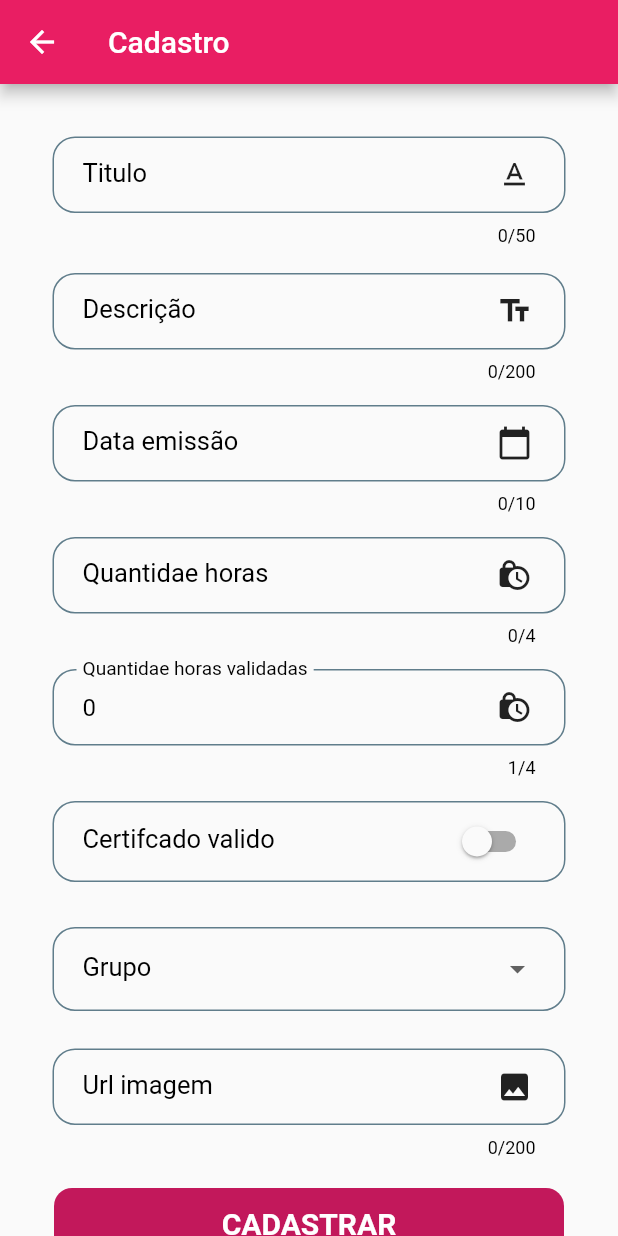
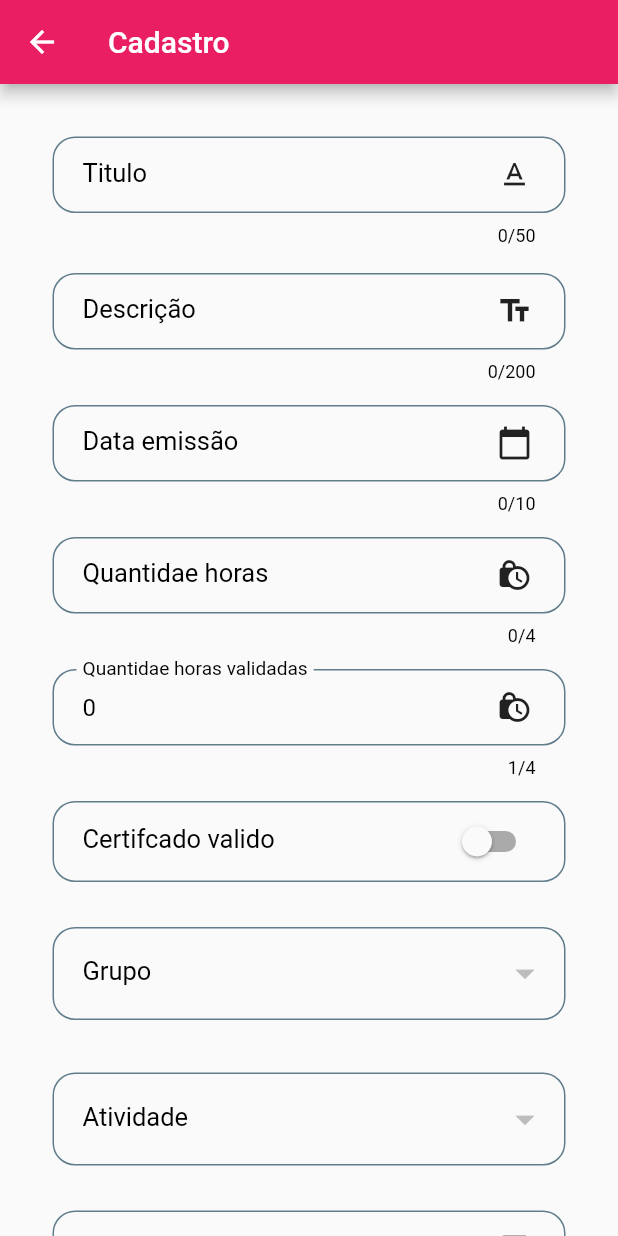
Before and after one commit to mateusbarbeiro/arq_limpa, a Flutter app: the screen it shows after launch, after a tap on the "add" icon, on a phone screen of 412 x 824 dp. Run offline on Flutter 3.47's test engine with Material 2 defaults, Android fonts, the light colour scheme and no system bars; our stand-ins replace get_it, mask_text_input_formatter, sqflite; missing offline and left inert: mailer; accounts and stored records are empty.

Commit message:
busca de atividades e categoria

```diff
--- /dev/null
+++ b/lib/aplicacao/views/certificado/controller/atividade_controller.dart
@@ -0,0 +1,23 @@
+import 'package:arq_limpa/aplicacao/views/certificado/certificado_form_page.dart';
+import 'package:arq_limpa/domain/dto/certificado_dto.dart';
+import 'package:arq_limpa/domain/interfaces/dao/i_certificado_dao.dart';
+import 'package:flutter/material.dart';
+import 'package:get_it/get_it.dart';
+
+import '../../../../domain/dto/atividade_dto.dart';
+import '../../../../domain/dto/grupo_dto.dart';
+import '../../../../domain/interfaces/dao/i_atividade_dao.dart';
+import '../../../../domain/interfaces/dao/i_grupo_dao.dart';
+
+class AtividadeController {
+  final formKey = GlobalKey<FormState>();
+  final IAtividadeDao _service = GetIt.I.get<IAtividadeDao>();
+
+  Future<List<AtividadeDto>> get allAtividades async {
+    return _service.getAll();
+  }
+
+  Future<List<AtividadeDto>> atividadesDoGrupo(int id) async {
+    return await _service.getByGrupoId(id);
+  }
+}
--- a/lib/aplicacao/views/certificado/controller/certificado_controller.dart
+++ b/lib/aplicacao/views/certificado/controller/certificado_controller.dart
@@ -1,5 +1,8 @@
 import 'package:arq_limpa/aplicacao/views/certificado/certificado_form_page.dart';
+import 'package:arq_limpa/domain/dto/atividade_dto.dart';
 import 'package:arq_limpa/domain/dto/certificado_dto.dart';
+import 'package:arq_limpa/domain/dto/grupo_dto.dart';
+import 'package:arq_limpa/domain/entidades/atividade.dart';
 import 'package:arq_limpa/domain/interfaces/dao/i_certificado_dao.dart';
 import 'package:flutter/material.dart';
 import 'package:get_it/get_it.dart';
@@ -16,12 +19,8 @@ class CertificadoController {
   final certificadoValidadoController = TextEditingController();
   final urlImagemController = TextEditingController();
   bool status = false;
-  String? grupo;
-  List<String> grupos = [
-    "Grupo 1",
-    "Grupo 2",
-    "Grupo 3",
-  ];
+  GrupoDto? grupo;
+  AtividadeDto? atividade;
 
   Future<List<CertificadoDto>> get allCertificados async {
     return _service.getAll();
--- /dev/null
+++ b/lib/aplicacao/views/certificado/controller/grupo_controller.dart
@@ -0,0 +1,17 @@
+import 'package:arq_limpa/aplicacao/views/certificado/certificado_form_page.dart';
+import 'package:arq_limpa/domain/dto/certificado_dto.dart';
+import 'package:arq_limpa/domain/interfaces/dao/i_certificado_dao.dart';
+import 'package:flutter/material.dart';
+import 'package:get_it/get_it.dart';
+
+import '../../../../domain/dto/grupo_dto.dart';
+import '../../../../domain/interfaces/dao/i_grupo_dao.dart';
+
+class GrupoController {
+  final formKey = GlobalKey<FormState>();
+  final IGrupoDao _service = GetIt.I.get<IGrupoDao>();
+
+  Future<List<GrupoDto>> get allGrupos async {
+    return _service.getAll();
+  }
+}
--- a/lib/aplicacao/views/certificado/widgets/certificado_form_widget.dart
+++ b/lib/aplicacao/views/certificado/widgets/certificado_form_widget.dart
@@ -1,9 +1,14 @@
+import 'package:arq_limpa/aplicacao/views/certificado/controller/grupo_controller.dart';
 import 'package:arq_limpa/aplicacao/views/shared_widgets/botoes/botao_widget.dart';
 import 'package:arq_limpa/aplicacao/views/shared_widgets/botoes/custom_switch.dart';
 import 'package:arq_limpa/aplicacao/views/shared_widgets/inputs/app_dropdown_input.dart';
+import 'package:arq_limpa/aplicacao/views/shared_widgets/inputs/dropdown_field.dart';
 import 'package:arq_limpa/aplicacao/views/shared_widgets/inputs/input_data_widget.dart';
 import 'package:arq_limpa/aplicacao/views/shared_widgets/inputs/input_texto_widget.dart';
+import 'package:arq_limpa/domain/dto/grupo_dto.dart';
 import 'package:flutter/material.dart';
+import '../../../../domain/dto/atividade_dto.dart';
+import '../controller/atividade_controller.dart';
 import '../controller/certificado_controller.dart';
 import '../certificado_form_page.dart';
 
@@ -11,6 +16,21 @@ class CertificadoPageWidget extends State<CertificadoFormPage> {
   final formKey = GlobalKey<FormState>();
 
   final CertificadoController controller = CertificadoController();
+  final GrupoController grupoController = GrupoController();
+  final AtividadeController atividadeController = AtividadeController();
+  List<GrupoDto> grupos = [];
+  List<AtividadeDto> atividades = [];
+
+  @override
+  void initState() {
+    super.initState();
+
+    grupoController.allGrupos.then((value) {
+      setState(() {
+        grupos = value;
+      });
+    });
+  }
 
   @override
   Widget build(BuildContext context) {
@@ -31,7 +51,8 @@ class CertificadoPageWidget extends State<CertificadoFormPage> {
               inputHoras(),
               inputHorasValidas(),
               certificadoValido(),
-              inputCategoria(),
+              inputGrupo(),
+              inputAtividade(),
               inputUrl(),
               botaoCadastrar(),
             ],
@@ -140,22 +161,55 @@ class CertificadoPageWidget extends State<CertificadoFormPage> {
     );
   }
 
-  AppDropdownInput inputCategoria() {
-    return AppDropdownInput<String>(
-      paddingBottom: 0,
+  DropDownField inputAtividade() {
+    return DropDownField<AtividadeDto>(
       paddingTop: 30,
-      hintText: "Grupo",
-      options: controller.grupos,
+      getLabel: (x) => x.nome,
+      value: controller.atividade,
+      options: atividades,
+      onChanged: (d) {},
+      enabled: controller.grupo == null,
+      labelText: 'Atividade',
+    );
+  }
+
+  DropDownField inputGrupo() {
+    return DropDownField<GrupoDto>(
+      paddingTop: 30,
+      getLabel: (x) => x.nome,
       value: controller.grupo,
-      onChanged: (String? value) {
-        setState(() {
-          if (value != null) {
-            controller.grupo = value;
-          }
-        });
+      options: grupos,
+      onChanged: (d) {
+        getAtividade(d?.id ?? 1);
+        setState(() {});
       },
-      getLabel: (String value) => value,
+      labelText: 'Grupo',
     );
+    // return AppDropdownInput<String>(
+    //   paddingBottom: 0,
+    //   paddingTop: 30,
+    //   hintText: "Grupo",
+    //   options: controller.grupos,
+    //   value: controller.grupoId,
+    //   onChanged: (String? value) {
+    //     setState(() {
+    //       if (value != null) {
+    //         controller.grupo = value;
+    //       }
+    //     });
+    //   },
+    //   getLabel: (String value) => value,
+    // );
+  }
+
+  void getAtividade(int id) {
+    // setState(() {
+    atividadeController.atividadesDoGrupo(id).then((value) {
+      // setState(() {
+      atividades = value;
+      // });
+    });
+    // });
   }
 
   InputTextoWidget inputUrl() {
--- /dev/null
+++ b/lib/aplicacao/views/shared_widgets/inputs/dropdown_field.dart
@@ -0,0 +1,131 @@
+import 'package:flutter/material.dart';
+
+class DropDownField<T> extends StatelessWidget {
+  final String labelText;
+  final List<T> options;
+  final T? value;
+  final String Function(T) getLabel;
+  final void Function(T?) onChanged;
+  final double paddingBottom;
+  final double paddingTop;
+  final String? Function(T?)? validator;
+  final Color? backgroundColor;
+  final Color? textColor;
+  final bool enabled;
+
+  const DropDownField({
+    Key? key,
+    this.labelText = '',
+    this.options = const [],
+    required this.getLabel,
+    this.value,
+    required this.onChanged,
+    this.paddingBottom = 5,
+    this.paddingTop = 0,
+    this.validator,
+    this.backgroundColor,
+    this.textColor,
+    this.enabled = true,
+  }) : super(key: key);
+
+  @override
+  Widget build(BuildContext context) {
+    return Padding(
+      padding: EdgeInsets.only(
+        bottom: paddingBottom,
+        top: paddingTop,
+        left: 35,
+        right: 35,
+      ),
+      child: DropdownButtonFormField<T>(
+        items: options.map((T value) {
+          return DropdownMenuItem<T>(
+            value: value,
+            child: Text(
+              overflow: TextOverflow.ellipsis,
+              getLabel(value),
+            ),
+          );
+        }).toList(),
+        onChanged: !enabled ? null : onChanged,
+        value: value,
+        validator: validator,
+        elevation: 2,
+        style: TextStyle(
+          color: textColor ?? Colors.black,
+          fontSize: 16,
+        ),
+        isDense: true,
+        iconSize: 30.0,
+        iconEnabledColor: Theme.of(context).primaryColorDark,
+        borderRadius: BorderRadius.circular(10.0),
+        decoration: InputDecoration(
+          contentPadding: const EdgeInsets.symmetric(
+            horizontal: 20.0,
+            vertical: 16.0,
+          ),
+          labelText: labelText,
+          labelStyle: const TextStyle(
+            overflow: TextOverflow.ellipsis,
+            color: Colors.black,
+            fontWeight: FontWeight.w400,
+            fontSize: 17,
+          ),
+          focusedBorder: const OutlineInputBorder(
+            //Cor de quando clicar no campo
+            borderSide: BorderSide(
+              color: Colors.black,
+            ),
+            borderRadius: BorderRadius.all(
+              Radius.circular(15),
+            ),
+          ),
+          enabledBorder: const OutlineInputBorder(
+            borderRadius: BorderRadius.all(
+              Radius.circular(15),
+            ),
+            borderSide: BorderSide(color: Colors.blueGrey),
+          ),
+          border: const OutlineInputBorder(
+            borderRadius: BorderRadius.all(
+              Radius.circular(15),
+            ),
+          ),
+        ),
+        // decoration: InputDecoration(
+        //   contentPadding: const EdgeInsets.symmetric(
+        //     horizontal: 20.0,
+        //   ),
+        //   labelText: labelText,
+        //   labelStyle: TextStyle(
+        //     color: backgroundColor != null
+        //         ? Colors.white
+        //         : Theme.of(context).primaryColor,
+        //     fontWeight: FontWeight.w400,
+        //     fontSize: 17,
+        //   ),
+        //   enabledBorder: _customBorder(context, backgroundColor),
+        //   border: _customBorder(context, backgroundColor),
+        //   focusedBorder: _customBorder(context, backgroundColor),
+        //   errorBorder: _customBorder(context, Colors.red),
+        //   filled: backgroundColor != null,
+        //   fillColor: backgroundColor ?? Colors.transparent,
+        //   hoverColor: Colors.transparent,
+        //   focusColor: Colors.transparent,
+        // ),
+        focusColor: Colors.transparent,
+      ),
+    );
+  }
+
+  InputBorder _customBorder(BuildContext context, [Color? color]) {
+    color ??= Theme.of(context).primaryColor;
+
+    return OutlineInputBorder(
+      borderRadius: const BorderRadius.all(
+        Radius.circular(25),
+      ),
+      borderSide: BorderSide(color: color),
+    );
+  }
+}
--- a/lib/domain/interfaces/dao/i_atividade_dao.dart
+++ b/lib/domain/interfaces/dao/i_atividade_dao.dart
@@ -10,4 +10,6 @@ abstract class IAtividadeDao {
   Future<AtividadeDto> getById(int id);
 
   Future<List<AtividadeDto>> getAll();
+
+  Future<List<AtividadeDto>> getByGrupoId(int id);
 }
--- a/lib/infraestrutura/sqlite/conexao.dart
+++ b/lib/infraestrutura/sqlite/conexao.dart
@@ -6,12 +6,21 @@ class Conexao {
 
   static Future<Database> get() async {
     if (_db == null) {
-      var path = join(await getDatabasesPath(), 'certificado_arq_limp');
-      _db = await openDatabase(path, version: 1, onCreate: (db, v) {
+      var path = join(await getDatabasesPath(), 'certificado_arq1');
+      _db = await openDatabase(path, version: 1, onCreate: (db, v) async {
         db.execute(createTableGrupo);
         db.execute(createTableAtividade);
         db.execute(createTableCertificado);
         db.execute(insertGrupos);
+        db.execute(insertAtividade);
+
+        // for (var element in await db.query('grupo')) {
+        //   print(element['nome']);
+        // }
+
+        // for (var element in await db.query('atividade')) {
+        //   print(element['nome']);
+        // }
       });
     }
     return _db!;
@@ -59,3 +68,16 @@ const insertGrupos = '''
   ('Grupo II','Atividades de pesquisa','50'),
   ('Grupo III','Atividades sociais','50');
 ''';
+
+const insertAtividade = '''
+  insert into atividade (nome, maximoHoras, equivalencia, grupoId) values
+  ('Estágio Supervisionado', 50, 10, 1),
+  ('Encontros em áreas correlatas ao curso', 50, 100, 1),
+  ('Outras atividades de ensino', 50, 50, 1),
+  ('Participação como expositor em exposições técnico-científicas', 40, 100, 2),
+  ('Outras atividades de Pesquisa, Extensão e Inovação', 20, 50, 2),
+  ('Publicações em revistas técnicas', 40, 100, 2),
+  ('Participação em atividades esportiva', 20, 100, 3),
+  ('Participação em atividades beneficentes', 40, 100,3),
+  ('Outras atividades de formação social, humana e cultural', 20, 50, 3);
+''';
```
Also changed, not shown: lib/infraestrutura/sqlite/atividade_dao_sqlite.dart (+21 -0 lines).
